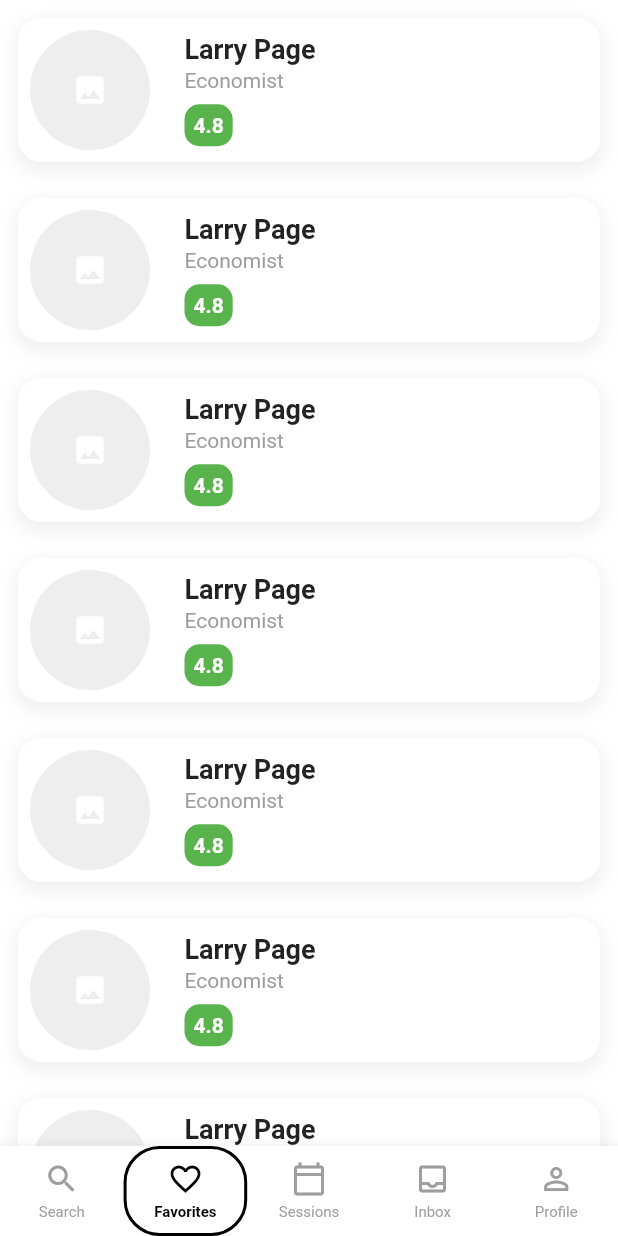
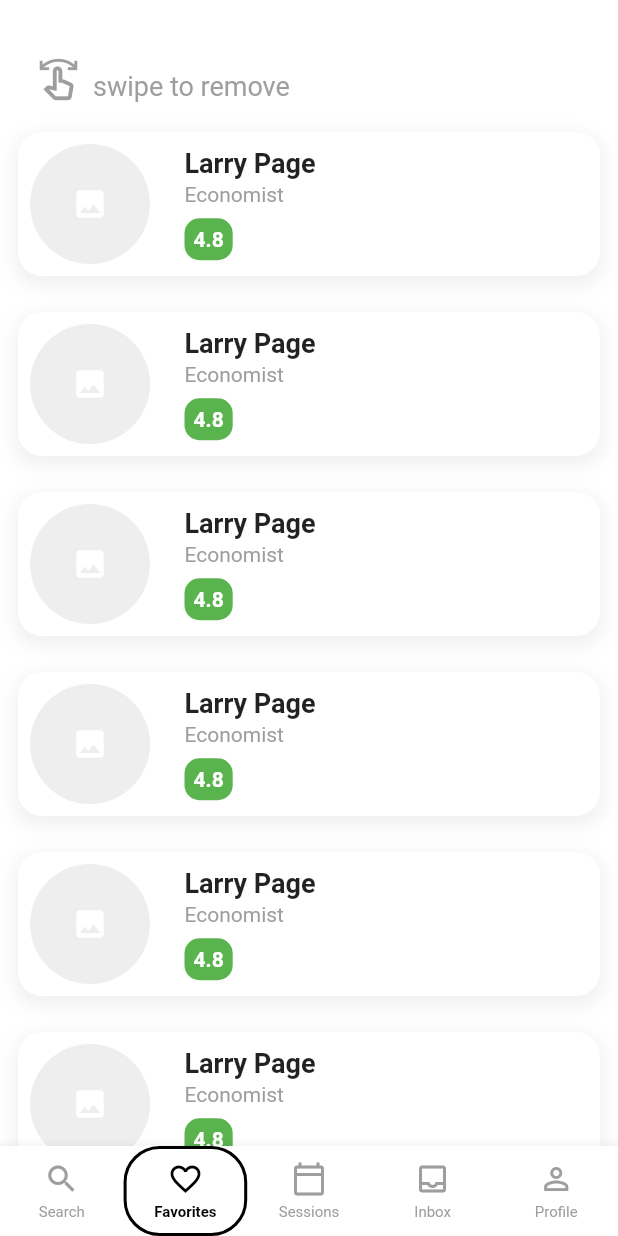
Before and after one commit to bryan-ilman-2002/polkatalk, a Flutter app: the screen it shows after launch, item 2 of the bottom bar chosen, on a phone screen of 412 x 824 dp. Run offline on Flutter 3.47's test engine with Material 2 defaults, Android fonts, the phone set to English and light mode, and no system bars; our stand-ins replace flutter_riverpod; Roboto replaces fonts that are missing (Mukta).

Commit message:
favorites page interface completion

```diff
--- a/lib/pages/favorites_page.dart
+++ b/lib/pages/favorites_page.dart
@@ -1,5 +1,6 @@
 import 'package:flutter/material.dart';
 import 'package:polkatalk/widgets/agent_card.dart';
+import 'package:polkatalk/widgets/swipe_to_remove_txt.dart';
 
 class FavoritesPage extends StatefulWidget {
   final ScrollController scrollController;
@@ -20,11 +21,16 @@ class _FavoritesPage extends State<FavoritesPage> {
           controller: widget.scrollController,
           itemCount: 15,
           itemBuilder: (BuildContext context, int index) {
-            return const AgentCard(
-              name: 'Larry Page',
-              profession: 'Economist',
-              rating: 4.8,
-            );
+            return index == 0
+                ? const SwipeToRemoveText()
+                : Dismissible(
+                    key: ValueKey(index),
+                    child: const AgentCard(
+                      name: 'Larry Page',
+                      profession: 'Economist',
+                      rating: 4.8,
+                    ),
+                  );
           },
         ),
       ),
--- /dev/null
+++ b/lib/widgets/swipe_to_remove_txt.dart
@@ -0,0 +1,37 @@
+import 'package:flutter/material.dart';
+
+class SwipeToRemoveText extends StatelessWidget {
+  const SwipeToRemoveText({super.key});
+
+  @override
+  Widget build(BuildContext context) {
+    return Container(
+      margin: const EdgeInsets.symmetric(horizontal: 24, vertical: 8),
+      height: 60,
+      decoration: const BoxDecoration(
+        color: Colors.transparent,
+      ),
+      child: const Expanded(
+        child: Row(
+          mainAxisAlignment: MainAxisAlignment.start,
+          crossAxisAlignment: CrossAxisAlignment.end,
+          children: [
+            Icon(
+              Icons.swipe_outlined,
+              color: Colors.grey,
+              size: 30,
+            ),
+            SizedBox(width: 8),
+            Text(
+              'swipe to remove',
+              style: TextStyle(
+                fontSize: 18,
+                color: Colors.grey,
+              ),
+            )
+          ],
+        ),
+      ),
+    );
+  }
+}
```
